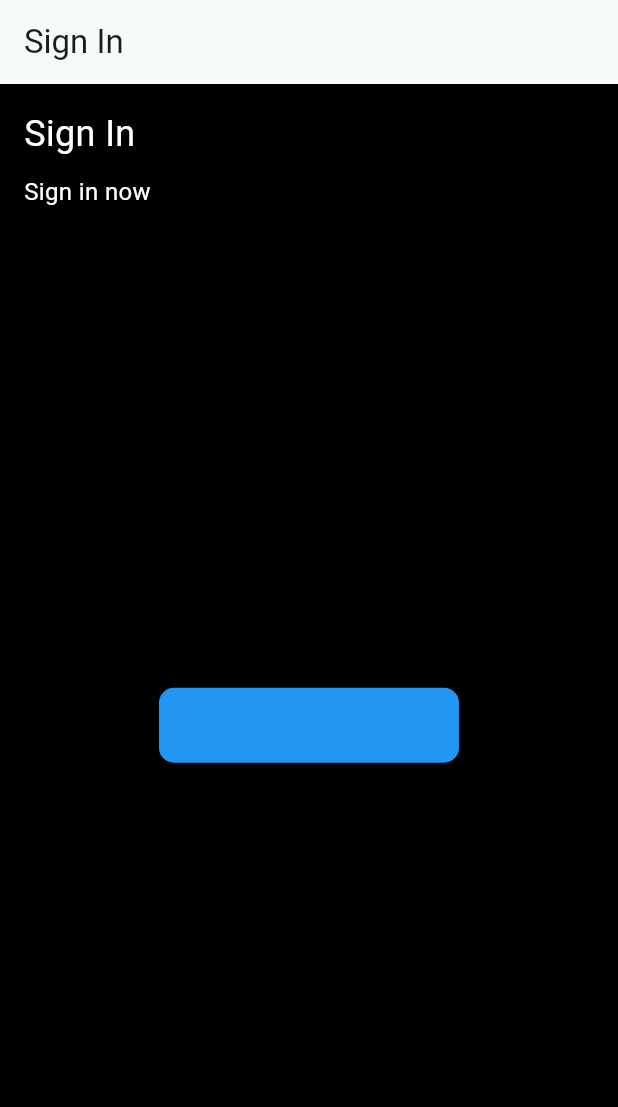
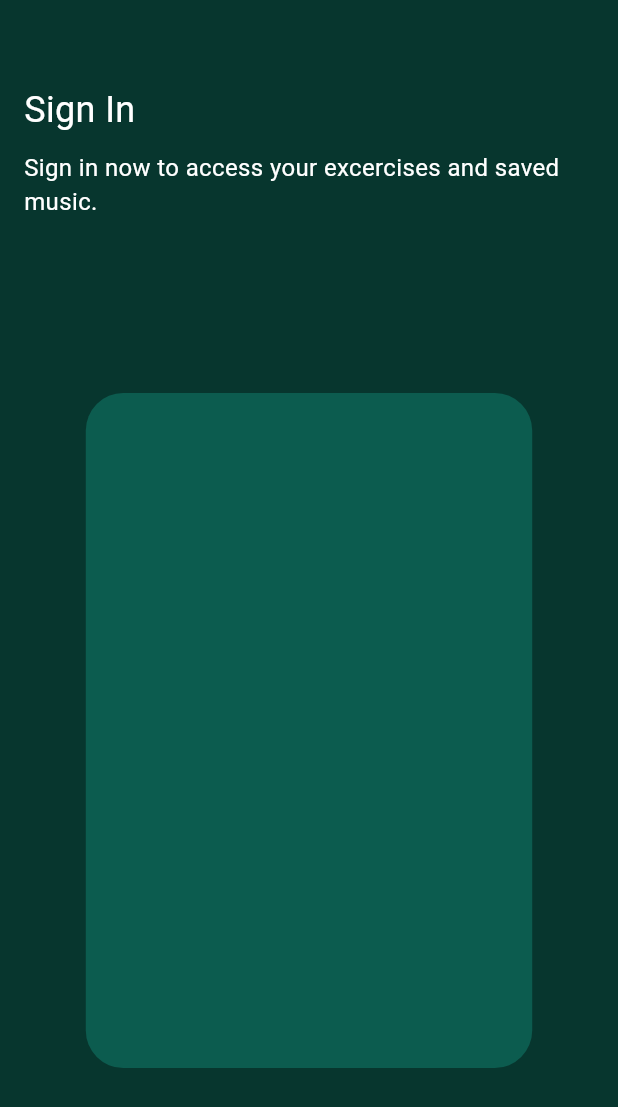
Before and after one commit to aloysiusjonathan/t1_2020130016, a Flutter app: the screen it shows after launch, on a phone screen of 412 x 824 dp. Shown: the top 1107 px of the screen. Run offline on Flutter 3.47's test engine with Material 2 defaults, Android fonts, the phone set to English and light mode, and no system bars.

Commit message:
Add files via upload

```diff
--- a/lib/signin_page.dart
+++ b/lib/signin_page.dart
@@ -1,4 +1,4 @@
-// ignore_for_file: prefer_const_constructors, prefer_const_literals_to_create_immutables
+
 
 import 'package:flutter/material.dart';
 
@@ -7,40 +7,42 @@ class SignInPage extends StatelessWidget {
 
  @override
   Widget build(BuildContext context) {
+    double screenWidth = MediaQuery.of(context).size.width;
     return Scaffold(
-      appBar: AppBar(
-        title: Text('Sign In'),
-      ),
       body: Container(
-        color: Colors.black,
-        padding: EdgeInsets.all(16.0),
+        color: const Color.fromARGB(255,7,54,46),
+        padding: const EdgeInsets.all(16.0),
         child: Column(
           crossAxisAlignment: CrossAxisAlignment.start,
           children: <Widget>[
-            Align(
+            const SizedBox(height: 40.0),
+            const Align(
               alignment: Alignment.topLeft,
               child: Text(
                 'Sign In',
                 style: TextStyle(color: Colors.white, fontSize: 24.0),
               ),
             ),
-            SizedBox(height: 10.0),  // Spacer
-            Align(
+            const SizedBox(height: 10.0),  // Spacer
+            const Align(
               alignment: Alignment.topLeft,
               child: Text(
-                'Sign in now',
+                'Sign in now to access your excercises and saved music.',
                 style: TextStyle(color: Colors.white, fontSize: 16.0),
               ),
             ),
-            SizedBox(height: 20.0),  // Spacer
+            const SizedBox(height: 20.0),  // Spacer
             Expanded(
-              child: Center(
-                child: Container(
-                  width: 200.0,
-                  height: 50.0,
-                  decoration: BoxDecoration(
-                    color: Colors.blue,  // Ganti warna sesuai keinginan
-                    borderRadius: BorderRadius.circular(10.0),  // Mengatur sudut yang terbulat
+              child: Padding(
+                padding: EdgeInsets.symmetric(horizontal: screenWidth * 0.1),
+                child: Center(
+                  child: Container(
+                    width: 300,
+                    height: 450.0,
+                    decoration: BoxDecoration(
+                      color: const Color.fromARGB(255, 12, 92, 79),
+                      borderRadius: BorderRadius.circular(25.0),  // Mengatur sudut yang terbulat
+                    ),
                   ),
                 ),
               ),
```
Also changed, not shown: lib/main.dart (line endings or trailing spaces).
